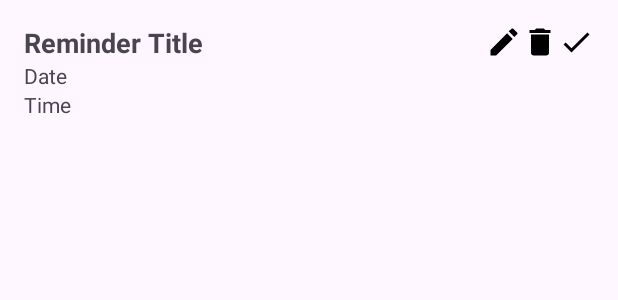
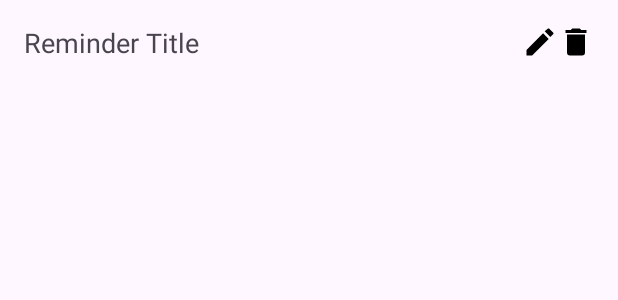
Before and after one commit to amirshanab/ReminderTODO, an Android app: the layout item_reminder.xml on its own in the app's theme, with its tools: preview values and no code run, on a phone screen of 412 x 824 dp. Shown: the top 300 px of the screen. Run offline under Robolectric (Android 15) with nearby library versions, the phone set to English and light mode, and no system bars.

Commit message:
crud done

```diff
--- a/app/src/main/java/com/example/reminderapp_todo/Reminder.java
+++ b/app/src/main/java/com/example/reminderapp_todo/Reminder.java
@@ -8,7 +8,7 @@ public class Reminder implements Parcelable {
     private String title;
     private String date;
     private String time;
-    private boolean isDone;  // Assuming you have a field to track if the reminder is done
+    private boolean isDone;
 
     public Reminder() {
         // Public no-arg constructor needed for Firestore
@@ -54,6 +54,7 @@ public class Reminder implements Parcelable {
         dest.writeByte((byte) (isDone ? 1 : 0));
     }
 
+    // Getters and setters
     public String getId() {
         return id;
     }
--- a/app/src/main/res/layout/item_reminder.xml
+++ b/app/src/main/res/layout/item_reminder.xml
@@ -5,50 +5,25 @@
     android:orientation="horizontal"
     android:padding="16dp">
 
-    <LinearLayout
+    <TextView
+        android:id="@+id/reminderTitleTextView"
         android:layout_width="0dp"
         android:layout_height="wrap_content"
         android:layout_weight="1"
-        android:orientation="vertical">
-
-        <TextView
-            android:id="@+id/titleTextView"
-            android:layout_width="wrap_content"
-            android:layout_height="wrap_content"
-            android:text="Reminder Title"
-            android:textSize="18sp"
-            android:textStyle="bold" />
-
-        <TextView
-            android:id="@+id/dateTextView"
-            android:layout_width="wrap_content"
-            android:layout_height="wrap_content"
-            android:text="Date"
-            android:textSize="14sp" />
-
-        <TextView
-            android:id="@+id/timeTextView"
-            android:layout_width="wrap_content"
-            android:layout_height="wrap_content"
-            android:text="Time"
-            android:textSize="14sp" />
-    </LinearLayout>
+        android:text="Reminder Title"
+        android:textSize="18sp" />
 
     <ImageView
-        android:id="@+id/editImageView"
+        android:id="@+id/editReminderButton"
         android:layout_width="wrap_content"
         android:layout_height="wrap_content"
-        android:src="@drawable/ic_edit" />
+        android:src="@drawable/ic_edit"
+        android:contentDescription="Edit" />
 
     <ImageView
-        android:id="@+id/deleteImageView"
+        android:id="@+id/deleteReminderButton"
         android:layout_width="wrap_content"
         android:layout_height="wrap_content"
-        android:src="@drawable/ic_delete" />
-
-    <ImageView
-        android:id="@+id/doneImageView"
-        android:layout_width="wrap_content"
-        android:layout_height="wrap_content"
-        android:src="@drawable/ic_done" />
+        android:src="@drawable/ic_delete"
+        android:contentDescription="Delete" />
 </LinearLayout>
```
Also changed, not shown: app/src/main/java/com/example/reminderapp_todo/AddReminderActivity.java (+53 -20 lines), app/src/main/java/com/example/reminderapp_todo/MainActivity.java (+29 -28 lines), app/src/main/java/com/example/reminderapp_todo/ReminderAdapter.java (+23 -19 lines).
